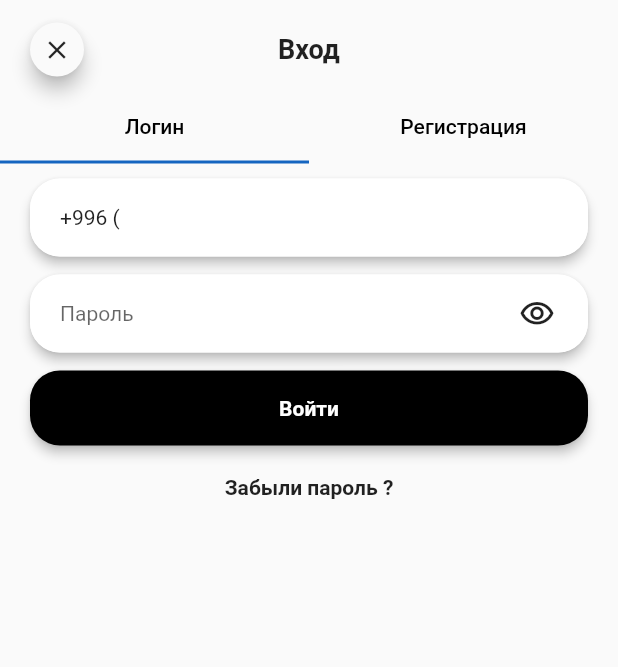
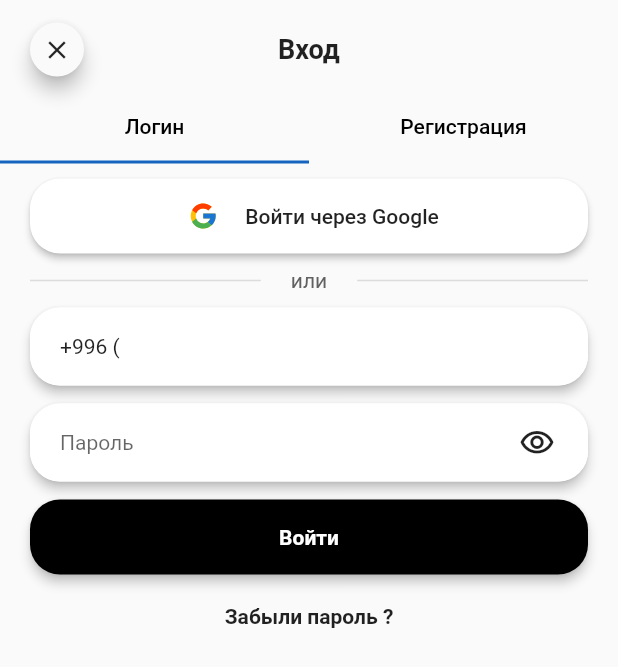
Before and after one commit to Ilgz/First_project, a Flutter app: the screen it shows after launch, item 2 of the bottom bar chosen, on a phone screen of 412 x 824 dp. Shown: the top 667 px of the screen. Run offline on Flutter 3.47's test engine with Material 2 defaults, Android fonts, the phone set to English and light mode, and no system bars; our stand-ins replace bloc, cached_network_image, cloud_firestore, equatable, firebase_auth, firebase_core and 8 more; missing offline and left inert: laravel_flutter_pusher; accounts and stored records are empty; network calls fail; Roboto replaces fonts that are missing (Ubuntu).

Commit message:
feat Google signIn

```diff
--- a/lib/login/login_event.dart
+++ b/lib/login/login_event.dart
@@ -28,7 +28,9 @@ class CheckAvailability extends LoginEvent {
   @override
   List<Object?> get props => [];
 }
+class  GoogleCheck extends LoginEvent{
 
+}
 class CheckOtp extends LoginEvent {
   final String verificationID;
   final String otp;
--- a/lib/login/login_state.dart
+++ b/lib/login/login_state.dart
@@ -8,7 +8,8 @@ class LoginInitial extends LoginState {
   @override
   List<Object> get props => [];
 }
-
+class GoogleCheckSuccess extends LoginState{}
+class GoogleCheckFail extends LoginState{}
 class RegisterSendSmsSuccess extends LoginState {
   final String verificationId;
   RegisterSendSmsSuccess(this.verificationId);
--- a/lib/screens/login.dart
+++ b/lib/screens/login.dart
@@ -1,6 +1,9 @@
+import 'package:firebase_auth/firebase_auth.dart';
 import 'package:flutter/material.dart';
 import 'package:flutter/services.dart';
 import 'package:flutter_bloc/flutter_bloc.dart';
+import 'package:flutter_svg/svg.dart';
+import 'package:google_sign_in/google_sign_in.dart';
 import 'package:second_project/login/login_bloc.dart';
 import 'package:second_project/main.dart';
 import 'package:second_project/screens/forgot_password.dart';
@@ -41,6 +44,7 @@ class _LoginState extends State<Login> with TickerProviderStateMixin {
 
   @override
   Widget build(BuildContext context) {
+
     return GestureDetector(
       onTap: () => FocusManager.instance.primaryFocus?.unfocus(),
       child: Scaffold(
@@ -130,6 +134,15 @@ class _LoginState extends State<Login> with TickerProviderStateMixin {
       if (state is LoginPhoneAvailabilitySuccess) {
         String phoneNumber = phoneNumberTrim(signUpPhoneNumberController.text);
         _bloc.add(RegisterSendSms(phoneNumber, 1));
+      }
+      if(state is GoogleCheckSuccess){
+        Navigator.pushAndRemoveUntil<dynamic>(
+          context,
+          MaterialPageRoute<dynamic>(
+            builder: (BuildContext context) => MyApp(),
+          ),
+              (route) => false, //if you want to disable back feature set to false
+        );
       }
       if (state is LoginCheckSuccess) {
         //BlocProvider.of<HomeBloc>(context)..deleteData();
@@ -306,6 +319,48 @@ class _LoginState extends State<Login> with TickerProviderStateMixin {
 
   Widget loginPage() {
     return Column(children: [
+      Padding(
+        padding: EdgeInsets.symmetric(horizontal: 20, vertical: 10),
+        child: ElevatedButton.icon(
+
+          icon: CircleAvatar(
+            radius: 20.0,
+            child:SvgPicture.asset(
+              "assets/images/google_icon.svg",
+              height: 20,
+              width: 20,
+            )
+                ,
+            backgroundColor: Colors.transparent,
+          ),
+            style:ElevatedButton.styleFrom(shape:RoundedRectangleBorder(
+    borderRadius: BorderRadius.circular(20), // <-- Radius
+    ),primary: Colors.white,onPrimary: Colors.black87,minimumSize:Size(double.infinity,50)),onPressed: (){
+            _bloc.add(GoogleCheck());
+        }, label: Text("Войти через Google")),
+      ),
+
+      Row(mainAxisSize:MainAxisSize.min,children: [
+        Expanded(
+          child: Padding(
+            padding:  EdgeInsets.symmetric(horizontal: 20.0),
+            child: Divider(
+              height: 1,
+              thickness: 1,
+            ),
+          ),
+        ),
+        Text("или",style: TextStyle(color: Colors.grey[700])),
+        Expanded(
+          child: Padding(
+            padding:  EdgeInsets.symmetric(horizontal: 20.0),
+            child: Divider(
+              height: 1,
+              thickness: 1,
+            ),
+          ),
+        ),
+      ],),
       Card(
         elevation: 3,
         margin: EdgeInsets.symmetric(horizontal: 20, vertical: 10),
--- a/lib/screens/setting_section/settings.dart
+++ b/lib/screens/setting_section/settings.dart
@@ -1,5 +1,6 @@
 import 'package:flutter/material.dart';
 import 'package:flutter_bloc/flutter_bloc.dart';
+import 'package:google_sign_in/google_sign_in.dart';
 import 'package:second_project/main.dart';
 import 'package:second_project/main/bloc/main_bloc.dart';
 import 'package:second_project/profile/profile_bloc.dart';
@@ -70,6 +71,8 @@ class _SettingsState extends State<Settings> {
                     final prefs = await SharedPreferences.getInstance();
                     await prefs.remove('apiKey');
                     await prefs.remove('profile');
+                    final googleSignIn=GoogleSignIn();
+                    googleSignIn.disconnect();
                     PersonalDataRepo.myProfile = Profile(
                         id: 0,
                         name: "",
--- a/lib/upload_product/bloc/upload_product_bloc.dart
+++ b/lib/upload_product/bloc/upload_product_bloc.dart
@@ -27,7 +27,7 @@ class UploadProductBloc extends Bloc<UploadProductEvent, UploadProductState> {
                   .readAsBytes()
                   .asStream(),
               File(event.uploadModel.pickedFileList[i]).lengthSync(),
-              filename: 'test $i'));
+              filename: 'test'+i.toString()+'.'+event.uploadModel.pickedFileList[i].split(".").last));
         } else {
           final response =
               await http.get(Uri.parse(event.uploadModel.pickedFileList[i]));
@@ -36,7 +36,7 @@ class UploadProductBloc extends Bloc<UploadProductEvent, UploadProductState> {
           file.writeAsBytesSync(response.bodyBytes);
           request.files.add(await http.MultipartFile(
               'pictures[]', file.readAsBytes().asStream(), file.lengthSync(),
-              filename: 'test $i'));
+              filename: 'test'+i.toString()+'.'+event.uploadModel.pickedFileList[i].split(".").last));
         }
       }
     }
@@ -66,7 +66,7 @@ class UploadProductBloc extends Bloc<UploadProductEvent, UploadProductState> {
             'pictures[]',
             File(event.uploadModel.pickedFileList[i]).readAsBytes().asStream(),
             File(event.uploadModel.pickedFileList[i]).lengthSync(),
-            filename: 'test $i'));
+            filename: 'test'+i.toString()+'.'+event.uploadModel.pickedFileList[i].split(".").last));
       }
     }
     request.fields["product"] = event.uploadModel.productName;
```
Also changed, not shown: lib/login/login_bloc.dart (+22 -0 lines), lib/widgets/profile_widget.dart (+9 -6 lines), assets/images/google_icon.svg (added).
